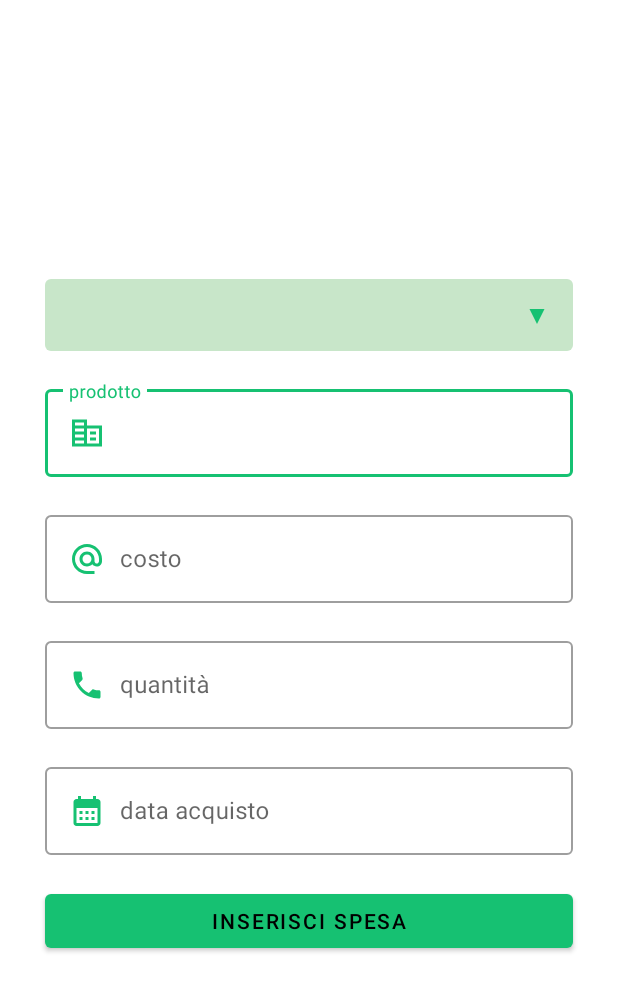
After one commit to DesperateColleagues/AnimalAPP, an Android app: the layout fragment_dialog_add_purchase.xml on its own in the app's theme, with its tools: preview values and no code run, on a phone screen of 412 x 824 dp. The commit adds this screen. Shown: the top 991 px of the screen. Run offline under Robolectric (Android 15) with nearby library versions, the phone set to English and light mode, and no system bars.

Commit message:
Purchases setup
- Added a dialog to insert a purchases
- Organized comunication between PassionateNavigationActivity, PurchaseFragment, DialogAddPurchasesFragment

Co-Authored-By: GabrieleDetomaso <99121423+GabrieleDetomaso@users.noreply.github.com>

```diff
--- /dev/null
+++ b/AnimalApp/app/src/main/res/layout/fragment_dialog_add_purchase.xml
@@ -0,0 +1,146 @@
+<?xml version="1.0" encoding="utf-8"?>
+<LinearLayout xmlns:android="http://schemas.android.com/apk/res/android"
+    xmlns:tools="http://schemas.android.com/tools"
+    android:layout_width="match_parent"
+    android:layout_height="wrap_content"
+    android:layout_gravity="center"
+    android:orientation="vertical">
+
+    <Spinner
+        android:id="@+id/spinnerAnimals"
+        android:layout_width="match_parent"
+        android:layout_height="wrap_content"
+        android:layout_marginLeft="30dp"
+        android:layout_marginRight="30dp"
+        android:background="@drawable/bg_spinner_role"
+        android:minHeight="48dp" />
+
+    <com.google.android.material.textfield.TextInputLayout
+        android:layout_width="match_parent"
+        android:layout_height="wrap_content"
+        android:layout_marginLeft="30dp"
+        android:layout_marginRight="30dp"
+        android:layout_marginTop="20dp"
+        android:hint="@string/product"
+        style="@style/Widget.MaterialComponents.TextInputLayout.OutlinedBox">
+
+        <EditText
+            android:id="@+id/txtInputProductName"
+            android:layout_width="match_parent"
+            android:layout_height="wrap_content"
+            android:autofillHints=""
+            android:drawableStart="@drawable/ic_baseline_corporate_fare_24"
+            android:drawablePadding="10dp"
+            android:ems="10"
+            android:inputType="textPersonName"
+            android:minHeight="48dp"
+            android:textColorHint="#2E7D32"
+            tools:ignore="SpeakableTextPresentCheck" />
+
+    </com.google.android.material.textfield.TextInputLayout>
+
+    <com.google.android.material.textfield.TextInputLayout
+        android:layout_width="match_parent"
+        android:layout_height="wrap_content"
+        android:layout_marginLeft="30dp"
+        android:layout_marginTop="20dp"
+        android:layout_marginRight="30dp"
+        android:hint="@string/costo"
+        style="@style/Widget.MaterialComponents.TextInputLayout.OutlinedBox">
+
+        <EditText
+            android:id="@+id/txtInputCost"
+            android:layout_width="match_parent"
+            android:layout_height="wrap_content"
+            android:autofillHints=""
+            android:drawableStart="@drawable/ic_baseline_alternate_email_24"
+            android:drawablePadding="10dp"
+            android:ems="10"
+            android:inputType="textEmailAddress"
+            android:minHeight="48dp"
+            android:textColorHint="#2E7D32"
+            tools:ignore="SpeakableTextPresentCheck" />
+
+    </com.google.android.material.textfield.TextInputLayout>
+
+    <com.google.android.material.textfield.TextInputLayout
+        android:layout_width="match_parent"
+        android:layout_height="wrap_content"
+        android:layout_marginLeft="30dp"
+        android:layout_marginTop="20dp"
+        android:layout_marginRight="30dp"
+        android:hint="@string/quantit"
+        style="@style/Widget.MaterialComponents.TextInputLayout.OutlinedBox">
+
+        <EditText
+            android:id="@+id/txtInputAmount"
+            android:layout_width="match_parent"
+            android:layout_height="wrap_content"
+            android:autofillHints=""
+            android:drawableStart="@drawable/ic_baseline_phone_24"
+            android:drawablePadding="10dp"
+            android:ems="10"
+            android:inputType="phone"
+            android:minHeight="48dp"
+            android:textColorHint="#2E7D32"
+            tools:ignore="SpeakableTextPresentCheck" />
+
+    </com.google.android.material.textfield.TextInputLayout>
+
+    <!--<com.google.android.material.textfield.TextInputLayout
+        android:layout_width="match_parent"
+        android:layout_height="wrap_content"
+        android:layout_marginLeft="30dp"
+        android:layout_marginTop="20dp"
+        android:layout_marginRight="30dp"
+        android:hint="@string/descrizione_ente"
+        style="@style/Widget.MaterialComponents.TextInputLayout.OutlinedBox">
+
+        <EditText
+            android:id="@+id/txtInputPurpose"
+            android:layout_width="match_parent"
+            android:layout_height="wrap_content"
+            android:lines="3"
+            android:maxLines="5"
+            android:minLines="2" />
+
+    </com.google.android.material.textfield.TextInputLayout>!-->
+
+
+    <com.google.android.material.textfield.TextInputLayout
+        android:layout_width="match_parent"
+        android:layout_height="wrap_content"
+        android:layout_marginLeft="30dp"
+        android:layout_marginTop="20dp"
+        android:layout_marginRight="30dp"
+        android:hint="@string/data_acquisto"
+        style="@style/Widget.MaterialComponents.TextInputLayout.OutlinedBox">
+
+        <EditText
+            android:id="@+id/txtInputDatePurchase"
+            android:layout_width="match_parent"
+            android:layout_height="wrap_content"
+            android:drawableStart="@drawable/ic_baseline_calendar_month_24"
+            android:drawablePadding="10dp"
+            android:ems="10"
+            android:importantForAutofill="no"
+            android:focusable="false"
+            android:cursorVisible="false"
+            android:inputType="date"
+            android:minHeight="48dp"
+            android:textColorHint="#2E7D32"
+            tools:ignore="SpeakableTextPresentCheck" />
+
+    </com.google.android.material.textfield.TextInputLayout>
+
+    <Button
+        android:id="@+id/btnConfirmPurchase"
+        android:layout_width="match_parent"
+        android:layout_height="wrap_content"
+        android:layout_marginLeft="30dp"
+        android:layout_marginTop="20dp"
+        android:layout_marginRight="30dp"
+        android:onClick="btnRegisterAction"
+        android:text="@string/inserisci_spesa" />
+
+</LinearLayout>
--- a/AnimalApp/app/src/main/res/values/strings.xml
+++ b/AnimalApp/app/src/main/res/values/strings.xml
@@ -45,4 +45,9 @@
     <string name="seleziona_immagine">Seleziona immagine</string>
     <string name="salva">Salva</string>
     <string name="titolo_immagine">titolo immagine</string>
+    <string name="product">prodotto</string>
+    <string name="costo">costo</string>
+    <string name="quantit">quantità</string>
+    <string name="data_acquisto">data acquisto</string>
+    <string name="inserisci_spesa">inserisci spesa</string>
 </resources>
```
Also changed, not shown: AnimalApp/app/src/main/java/it/uniba/dib/sms22235/activities/passionate/dialogs/DialogAddPurchaseFragment.java (added, +115 -0 lines), AnimalApp/app/src/main/java/it/uniba/dib/sms22235/activities/passionate/fragments/PurchaseFragment.java (+8 -1 lines), AnimalApp/app/src/main/java/it/uniba/dib/sms22235/entities/operations/Purchase.java (+9 -6 lines).
